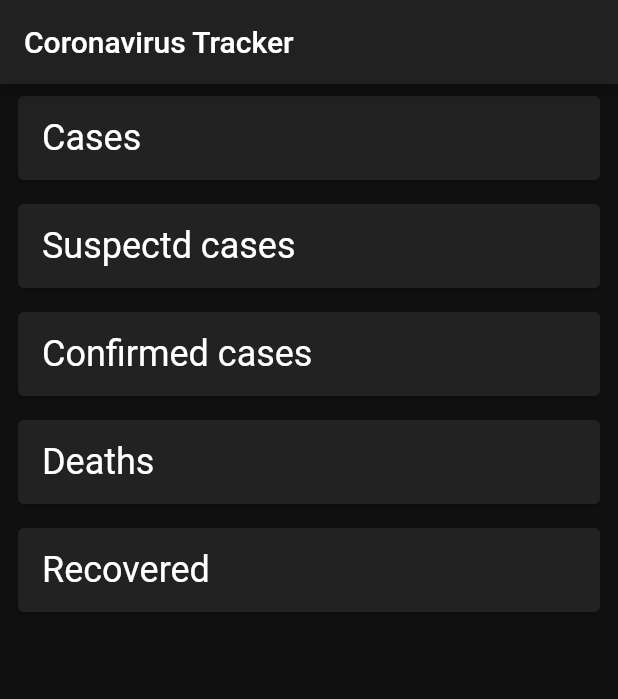
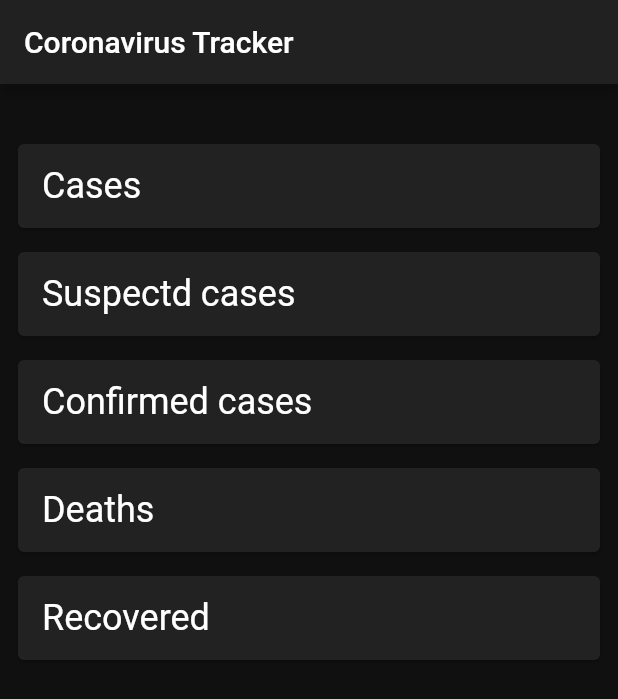
Before and after one commit to nvrr/Flutter-Coronavirus_Rest_API, a Flutter app: the screen it shows after launch, on a phone screen of 412 x 824 dp. Shown: the top 699 px of the screen. Run offline on Flutter 3.47's test engine with Material 2 defaults, Android fonts, the phone set to English and light mode, and no system bars; network calls fail.

Commit message:
Showing the last updated date in the UI

```diff
--- a/lib/app/ui/dashboard.dart
+++ b/lib/app/ui/dashboard.dart
@@ -2,6 +2,7 @@ import 'package:coronavirus_rest_api/app/repositories/data_repository.dart';
 import 'package:coronavirus_rest_api/app/repositories/endpoints_data.dart';
 import 'package:coronavirus_rest_api/app/services/api.dart';
 import 'package:coronavirus_rest_api/app/ui/endpoint_card.dart';
+import 'package:coronavirus_rest_api/app/ui/last_updated_status_text.dart';
 import 'package:flutter/material.dart';
 import 'package:provider/provider.dart';
 
@@ -35,6 +36,11 @@ class _DashboardState extends State<Dashboard> {
         onRefresh: _updateData,
         child: ListView(
           children: <Widget>[
+            LastUpdatedStatusText(
+              text:  _endpointsData != null
+                  ? _endpointsData.values[Endpoint.cases].date?.toString() ?? ''
+                  : '',
+            ),
             for (var endpoint in Endpoint.values)
             EndpointCard(
               endpoint: endpoint,
--- /dev/null
+++ b/lib/app/ui/last_updated_status_text.dart
@@ -0,0 +1,16 @@
+import 'package:flutter/material.dart';
+
+class LastUpdatedStatusText extends StatelessWidget {
+  final String text;
+  const LastUpdatedStatusText({Key key, @required this.text}) : super(key: key);
+  @override
+  Widget build(BuildContext context) {
+    return Padding(
+      padding: const EdgeInsets.all(8.0),
+      child: Text(
+        text,
+        textAlign: TextAlign.center,
+      ),
+    );
+  }
+}
```
